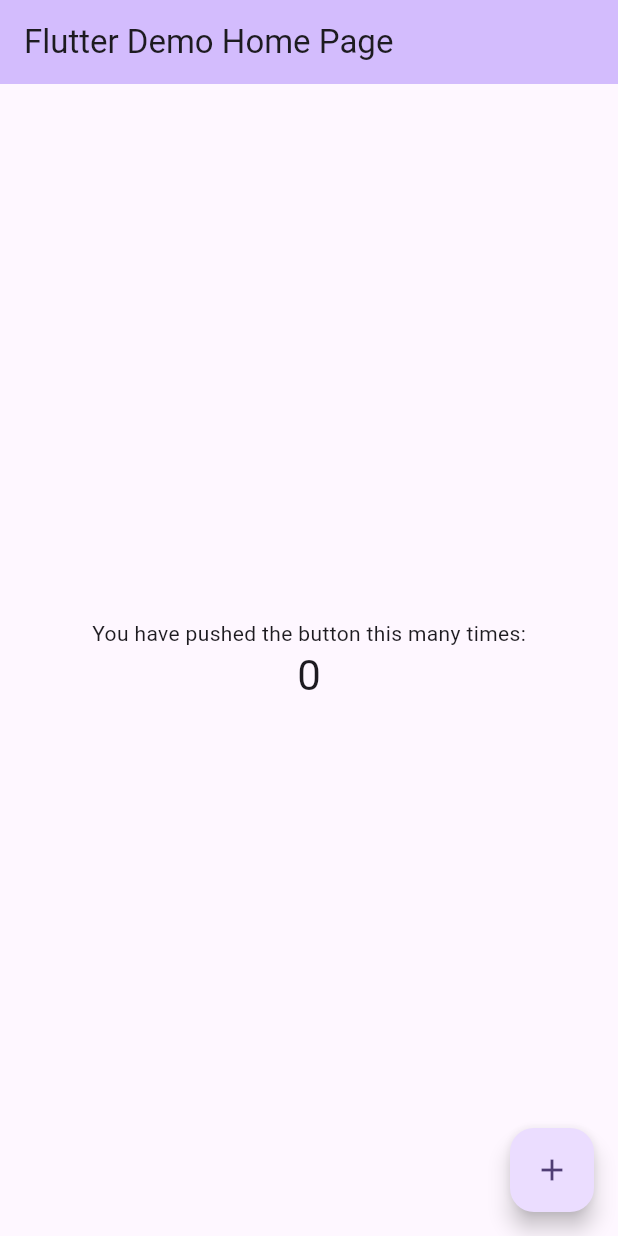
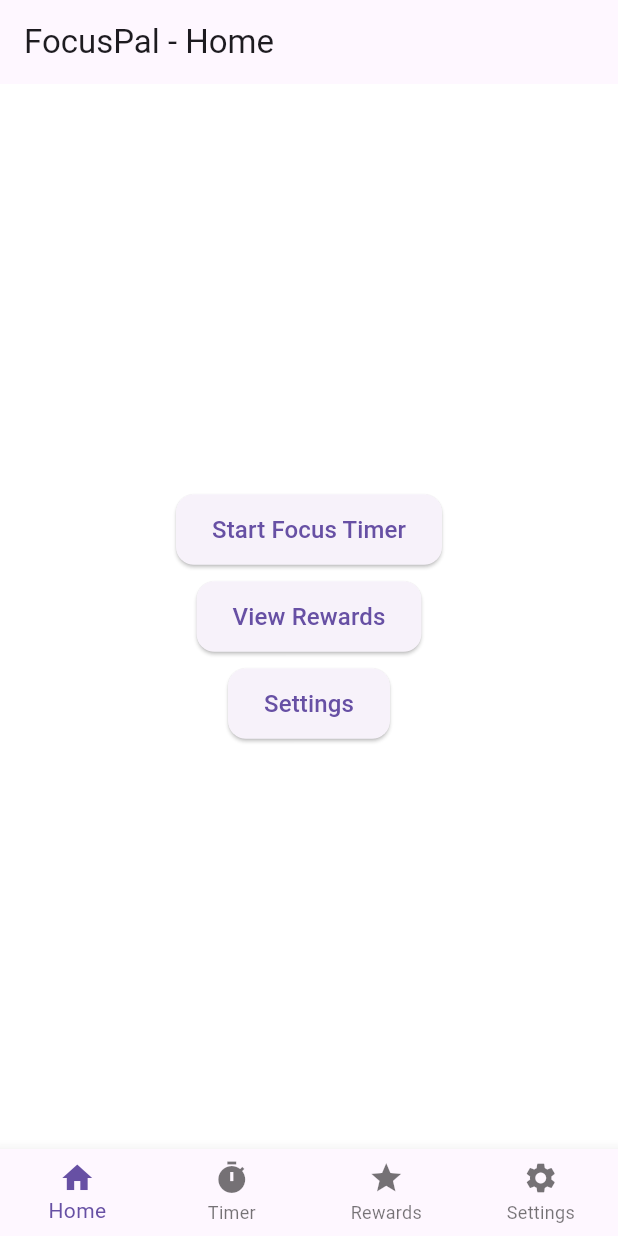
Before and after one commit to Jaronlee-stack/Lock_Out, a Flutter app: the screen it shows after launch, on a phone screen of 412 x 824 dp. Run offline on Flutter 3.47's test engine with Material 3 defaults, Android fonts, the phone set to English and light mode, and no system bars.

Commit message:
Added basic Pomodoro Timer feature with adjustable timing in settings.

```diff
--- a/lib/main.dart
+++ b/lib/main.dart
@@ -1,122 +1,95 @@
 import 'package:flutter/material.dart';
 
+// Import screens
+import 'screens/home_screen.dart';
+import 'screens/timer_screen.dart';
+import 'screens/rewards_screen.dart';
+import 'screens/settings_screen.dart';
+
 void main() {
-  runApp(const MyApp());
+  runApp(const FocusPalApp());
 }
 
-class MyApp extends StatelessWidget {
-  const MyApp({super.key});
+class FocusPalApp extends StatelessWidget {
+  const FocusPalApp({super.key});
 
-  // This widget is the root of your application.
   @override
   Widget build(BuildContext context) {
     return MaterialApp(
-      title: 'Flutter Demo',
+      title: 'FocusPal',
       theme: ThemeData(
-        // This is the theme of your application.
-        //
-        // TRY THIS: Try running your application with "flutter run". You'll see
-        // the application has a purple toolbar. Then, without quitting the app,
-        // try changing the seedColor in the colorScheme below to Colors.green
-        // and then invoke "hot reload" (save your changes or press the "hot
-        // reload" button in a Flutter-supported IDE, or press "r" if you used
-        // the command line to start the app).
-        //
-        // Notice that the counter didn't reset back to zero; the application
-        // state is not lost during the reload. To reset the state, use hot
-        // restart instead.
-        //
-        // This works for code too, not just values: Most code changes can be
-        // tested with just a hot reload.
-        colorScheme: ColorScheme.fromSeed(seedColor: Colors.deepPurple),
+        primarySwatch: Colors.blue,
+        scaffoldBackgroundColor: Colors.white,
+        textTheme: const TextTheme(
+          bodyMedium: TextStyle(fontSize: 16.0),
+        ),
       ),
-      home: const MyHomePage(title: 'Flutter Demo Home Page'),
+      home: const MainPage(), // Start at MainPage with nav bar
     );
   }
 }
 
-class MyHomePage extends StatefulWidget {
-  const MyHomePage({super.key, required this.title});
-
-  // This widget is the home page of your application. It is stateful, meaning
-  // that it has a State object (defined below) that contains fields that affect
-  // how it looks.
-
-  // This class is the configuration for the state. It holds the values (in this
-  // case the title) provided by the parent (in this case the App widget) and
-  // used by the build method of the State. Fields in a Widget subclass are
-  // always marked "final".
-
-  final String title;
+class MainPage extends StatefulWidget {
+  const MainPage({super.key});
 
   @override
-  State<MyHomePage> createState() => _MyHomePageState();
+  State<MainPage> createState() => _MainPageState();
 }
 
-class _MyHomePageState extends State<MyHomePage> {
-  int _counter = 0;
+class _MainPageState extends State<MainPage> {
+  int _selectedIndex = 0;
+  int _focusMinutes = 25;
 
-  void _incrementCounter() {
-    setState(() {
-      // This call to setState tells the Flutter framework that something has
-      // changed in this State, which causes it to rerun the build method below
-      // so that the display can reflect the updated values. If we changed
-      // _counter without calling setState(), then the build method would not be
-      // called again, and so nothing would appear to happen.
-      _counter++;
-    });
+  void _onItemTapped(int index) async {
+    if (index == 3) {
+      // Keep Settings tab highlighted
+      setState(() => _selectedIndex = 3);
+
+      final result = await Navigator.push(
+        context,
+        MaterialPageRoute(builder: (_) => const SettingsScreen()),
+      );
+
+      if (result != null && result is int) {
+        setState(() => _focusMinutes = result);
+        ScaffoldMessenger.of(context).showSnackBar(
+        SnackBar(content: Text('Focus time updated to $result minutes')),
+        );
+      }
+
+      setState(() {
+        _selectedIndex = 1;
+      });
+    } else {
+      setState(() {
+        _selectedIndex = index;
+      });
+    }
   }
+
+  List<Widget> get _screens => [
+        const HomeScreen(),
+        TimerScreen(focusMinutes: _focusMinutes),
+        const RewardsScreen(),
+      ];
 
   @override
   Widget build(BuildContext context) {
-    // This method is rerun every time setState is called, for instance as done
-    // by the _incrementCounter method above.
-    //
-    // The Flutter framework has been optimized to make rerunning build methods
-    // fast, so that you can just rebuild anything that needs updating rather
-    // than having to individually change instances of widgets.
     return Scaffold(
-      appBar: AppBar(
-        // TRY THIS: Try changing the color here to a specific color (to
-        // Colors.amber, perhaps?) and trigger a hot reload to see the AppBar
-        // change color while the other colors stay the same.
-        backgroundColor: Theme.of(context).colorScheme.inversePrimary,
-        // Here we take the value from the MyHomePage object that was created by
-        // the App.build method, and use it to set our appbar title.
-        title: Text(widget.title),
+      body: _selectedIndex == 3
+          ? _screens[1] // while in Settings, just show Timer under it
+          : _screens[_selectedIndex],
+      bottomNavigationBar: BottomNavigationBar(
+        type: BottomNavigationBarType.fixed,
+        currentIndex: _selectedIndex,
+        onTap: _onItemTapped,
+        items: const [
+          BottomNavigationBarItem(icon: Icon(Icons.home), label: 'Home'),
+          BottomNavigationBarItem(icon: Icon(Icons.timer), label: 'Timer'),
+          BottomNavigationBarItem(icon: Icon(Icons.star), label: 'Rewards'),
+          BottomNavigationBarItem(icon: Icon(Icons.settings), label: 'Settings'),
+        ],
       ),
-      body: Center(
-        // Center is a layout widget. It takes a single child and positions it
-        // in the middle of the parent.
-        child: Column(
-          // Column is also a layout widget. It takes a list of children and
-          // arranges them vertically. By default, it sizes itself to fit its
-          // children horizontally, and tries to be as tall as its parent.
-          //
-          // Column has various properties to control how it sizes itself and
-          // how it positions its children. Here we use mainAxisAlignment to
-          // center the children vertically; the main axis here is the vertical
-          // axis because Columns are vertical (the cross axis would be
-          // horizontal).
-          //
-          // TRY THIS: Invoke "debug painting" (choose the "Toggle Debug Paint"
-          // action in the IDE, or press "p" in the console), to see the
-          // wireframe for each widget.
-          mainAxisAlignment: MainAxisAlignment.center,
-          children: <Widget>[
-            const Text('You have pushed the button this many times:'),
-            Text(
-              '$_counter',
-              style: Theme.of(context).textTheme.headlineMedium,
-            ),
-          ],
-        ),
-      ),
-      floatingActionButton: FloatingActionButton(
-        onPressed: _incrementCounter,
-        tooltip: 'Increment',
-        child: const Icon(Icons.add),
-      ), // This trailing comma makes auto-formatting nicer for build methods.
     );
   }
 }
--- a/lib/models/reward.dart
+++ b/lib/models/reward.dart
@@ -0,0 +1,6 @@
+class Reward {
+  final String name;
+  final int points;
+
+  Reward({required this.name, required this.points});
+}
--- a/lib/screens/home_screen.dart
+++ b/lib/screens/home_screen.dart
@@ -0,0 +1,34 @@
+import 'package:flutter/material.dart';
+import '../widgets/custom_button.dart';
+
+class HomeScreen extends StatelessWidget {
+  const HomeScreen({super.key});
+
+  @override
+  Widget build(BuildContext context) {
+    return Scaffold(
+      appBar: AppBar(title: const Text('FocusPal - Home')),
+      body: Center(
+        child: Column(
+          mainAxisAlignment: MainAxisAlignment.center,
+          children: [
+            CustomButton(
+              label: 'Start Focus Timer',
+              onPressed: () => Navigator.pushNamed(context, '/timer'),
+            ),
+            const SizedBox(height: 10),
+            CustomButton(
+              label: 'View Rewards',
+              onPressed: () => Navigator.pushNamed(context, '/rewards'),
+            ),
+            const SizedBox(height: 10),
+            CustomButton(
+              label: 'Settings',
+              onPressed: () => Navigator.pushNamed(context, '/settings'),
+            ),
+          ],
+        ),
+      ),
+    );
+  }
+}
--- a/lib/widgets/custom_button.dart
+++ b/lib/widgets/custom_button.dart
@@ -0,0 +1,20 @@
+import 'package:flutter/material.dart';
+
+class CustomButton extends StatelessWidget {
+  final String label;
+  final VoidCallback onPressed;
+
+  const CustomButton({super.key, required this.label, required this.onPressed});
+
+  @override
+  Widget build(BuildContext context) {
+    return ElevatedButton(
+      style: ElevatedButton.styleFrom(
+        padding: const EdgeInsets.symmetric(horizontal: 24, vertical: 12),
+        shape: RoundedRectangleBorder(borderRadius: BorderRadius.circular(12)),
+      ),
+      onPressed: onPressed,
+      child: Text(label, style: const TextStyle(fontSize: 16)),
+    );
+  }
+}
```
Also changed, not shown: lib/screens/rewards_screen.dart (+39 -0 lines), lib/screens/settings_screen.dart (+50 -0 lines), lib/screens/timer_screen.dart (+127 -0 lines), pubspec.yaml (+27 -16 lines), pubspec.lock.
